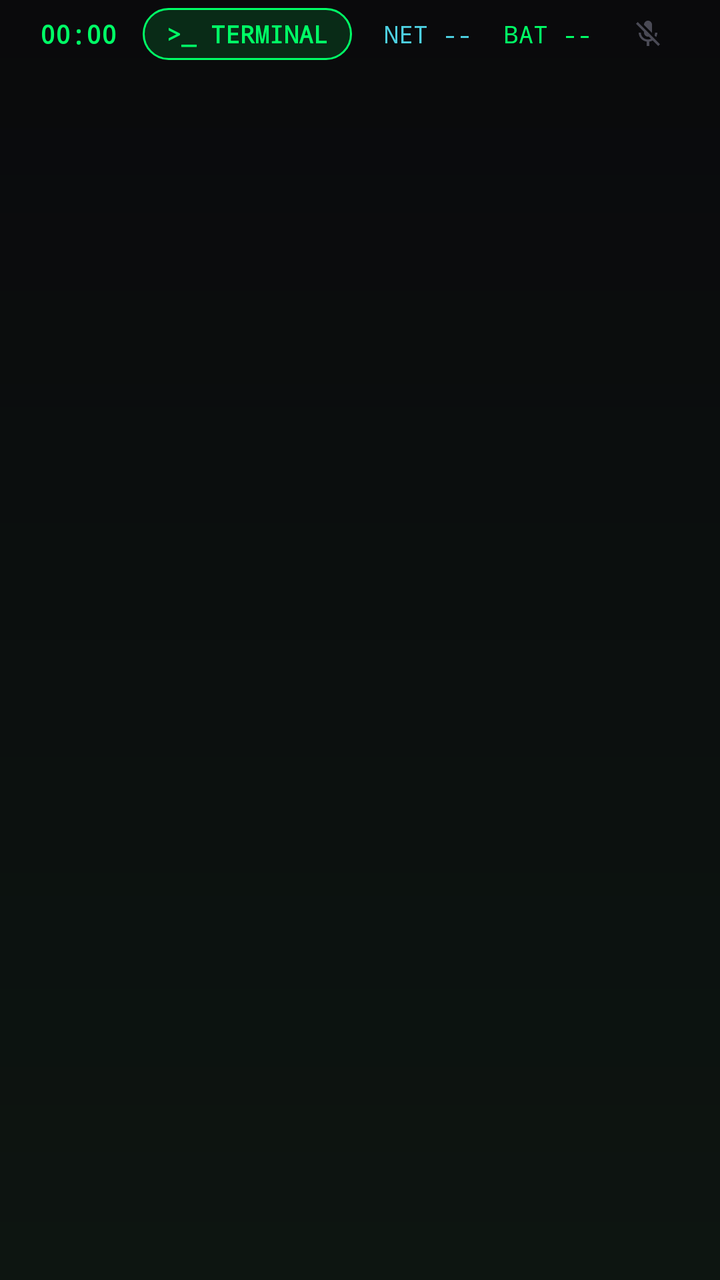
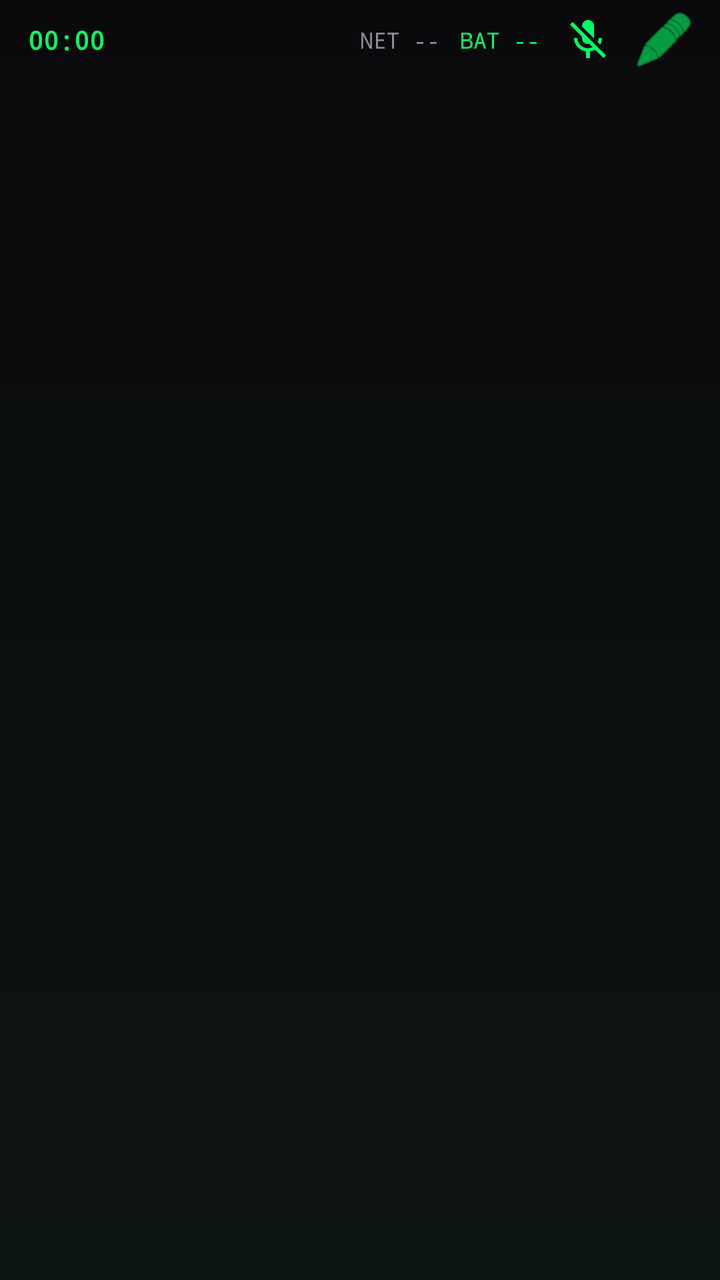

The first picture is an Android layout as it rendered before a commit; the second is the same layout after the commit. The layout source and the unified diff follow.
<!-- AndroidManifest.xml: application theme Theme.NexusCLI -->
<!-- res/layout/activity_main.xml -->
<?xml version="1.0" encoding="utf-8"?>
<FrameLayout xmlns:android="http://schemas.android.com/apk/res/android"
    xmlns:app="http://schemas.android.com/apk/res-auto"
    android:id="@+id/rootLayout"
    android:layout_width="match_parent"
    android:layout_height="match_parent"
    android:background="@drawable/bg_root_gradient">

    <LinearLayout
        android:layout_width="match_parent"
        android:layout_height="match_parent"
        android:orientation="vertical">

        <LinearLayout
            android:layout_width="match_parent"
            android:layout_height="34dp"
            android:gravity="center_vertical"
            android:orientation="horizontal"
            android:paddingHorizontal="20dp">

            <TextView
                android:id="@+id/statusClock"
                android:layout_width="wrap_content"
                android:layout_height="wrap_content"
                android:fontFamily="monospace"
                android:text="00:00"
                android:textColor="@color/nexus_green"
                android:textSize="13sp"
                android:textStyle="bold" />

            <Space
                android:layout_width="0dp"
                android:layout_height="0dp"
                android:layout_weight="1" />

            <TextView
                android:id="@+id/btnOpenTerminal"
                android:layout_width="wrap_content"
                android:layout_height="26dp"
                android:background="@drawable/bg_pill_green"
                android:clickable="true"
                android:focusable="true"
                android:fontFamily="monospace"
                android:gravity="center"
                android:paddingHorizontal="12dp"
                android:text="&gt;_ TERMINAL"
                android:textColor="@color/nexus_green"
                android:textSize="12sp"
                android:textStyle="bold" />

            <TextView
                android:id="@+id/statusNetwork"
                android:layout_width="wrap_content"
                android:layout_height="wrap_content"
                android:layout_marginStart="16dp"
                android:fontFamily="monospace"
                android:text="NET --"
                android:textColor="@color/nexus_cyan"
                android:textSize="12sp" />

            <TextView
                android:id="@+id/statusBattery"
                android:layout_width="wrap_content"
                android:layout_height="wrap_content"
                android:layout_marginStart="16dp"
                android:fontFamily="monospace"
                android:text="BAT --"
                android:textColor="@color/nexus_green"
                android:textSize="12sp" />

            <ImageButton
                android:id="@+id/btnMicToggle"
                android:layout_width="32dp"
                android:layout_height="32dp"
                android:layout_marginStart="12dp"
                android:background="?attr/selectableItemBackgroundBorderless"
                android:contentDescription="Mic Toggle"
                android:padding="8dp"
                android:scaleType="fitCenter"
                android:src="@drawable/ic_mic_off" />
        </LinearLayout>

        <androidx.viewpager2.widget.ViewPager2
            android:id="@+id/viewPager"
            android:layout_width="match_parent"
            android:layout_height="0dp"
            android:layout_weight="1" />

        <LinearLayout
            android:id="@+id/pageIndicator"
            android:layout_width="match_parent"
            android:layout_height="20dp"
            android:gravity="center"
            android:orientation="horizontal" />
    </LinearLayout>

    <com.google.android.material.card.MaterialCardView
        android:id="@+id/terminalPanel"
        style="@style/Widget.Nexus.GlassCard"
        android:layout_width="match_parent"
        android:layout_height="match_parent"
        android:layout_margin="16dp"
        android:visibility="gone"
        app:cardBackgroundColor="@color/terminal_fill"
        app:strokeColor="@color/nexus_green">

        
        <com.nexus.cli.MatrixRainView
            android:id="@+id/matrixRain"
            android:layout_width="match_parent"
            android:layout_height="match_parent"
            android:visibility="gone" />

        <LinearLayout
            android:layout_width="match_parent"
            android:layout_height="match_parent"
            android:orientation="vertical"
            android:padding="12dp">

            <LinearLayout
                android:layout_width="match_parent"
                android:layout_height="wrap_content"
                android:gravity="center_vertical"
                android:orientation="horizontal">

                <TextView
                    android:id="@+id/terminalTitle"
                    android:layout_width="0dp"
                    android:layout_height="wrap_content"
                    android:layout_weight="1"
                    android:fontFamily="monospace"
                    android:text="NEXUS TERMINAL v2.0"
                    android:textColor="@color/nexus_green"
                    android:textSize="13sp"
                    android:textStyle="bold" />

                <TextView
                    android:id="@+id/btnCloseTerminal"
                    android:layout_width="wrap_content"
                    android:layout_height="wrap_content"
                    android:clickable="true"
                    android:focusable="true"
                    android:fontFamily="monospace"
                    android:padding="6dp"
                    android:text="[X]"
                    android:textColor="@color/nexus_red"
                    android:textSize="14sp"
                    android:textStyle="bold" />
            </LinearLayout>

            <androidx.recyclerview.widget.RecyclerView
                android:id="@+id/terminalRecycler"
                android:layout_width="match_parent"
                android:layout_height="0dp"
                android:layout_marginVertical="6dp"
                android:layout_weight="1"
                android:overScrollMode="never" />

            <LinearLayout
                android:layout_width="match_parent"
                android:layout_height="wrap_content"
                android:gravity="center_vertical"
                android:orientation="horizontal">

                <TextView
                    android:id="@+id/terminalPrompt"
                    android:layout_width="wrap_content"
                    android:layout_height="wrap_content"
                    android:fontFamily="monospace"
                    android:text="nexus@launcher:~$ "
                    android:textColor="@color/nexus_green"
                    android:textSize="13sp"
                    android:textStyle="bold" />

                <EditText
                    android:id="@+id/terminalInput"
                    android:layout_width="0dp"
                    android:layout_height="wrap_content"
                    android:layout_weight="1"
                    android:background="@null"
                    android:fontFamily="monospace"
                    android:hint="ketik perintah..."
                    android:imeOptions="actionSend|flagNoExtractUi"
                    android:importantForAutofill="no"
                    android:inputType="text|textNoSuggestions"
                    android:maxLines="1"
                    android:minHeight="40dp"
                    android:textColor="@color/text_primary"
                    android:textColorHint="@color/text_secondary"
                    android:textSize="13sp" />
            </LinearLayout>
        </LinearLayout>
    </com.google.android.material.card.MaterialCardView>

</FrameLayout>
<!-- resources referenced by this layout -->
<resources>
  <color name="nexus_cyan">#4DD0E1</color>
  <color name="nexus_green">#00FF66</color>
  <color name="nexus_red">#FF4D4D</color>
  <color name="terminal_fill">#F2101014</color>
  <color name="text_primary">#F2F2F5</color>
  <color name="text_secondary">#8C8C96</color>
  <!-- drawable bg_pill_green (drawable) -->
  <?xml version="1.0" encoding="utf-8"?>
  <shape xmlns:android="http://schemas.android.com/apk/res/android"
      android:shape="rectangle">
      <solid android:color="@color/nexus_green_soft" />
      <stroke
          android:width="1dp"
          android:color="@color/nexus_green" />
      <corners android:radius="13dp" />
  </shape>
  <!-- drawable bg_root_gradient (drawable) -->
  <?xml version="1.0" encoding="utf-8"?>
  <shape xmlns:android="http://schemas.android.com/apk/res/android"
      android:shape="rectangle">
      <gradient
          android:angle="270"
          android:endColor="@color/nexus_bg_end"
          android:startColor="@color/nexus_bg" />
  </shape>
  <!-- drawable ic_mic_off (drawable) -->
  <?xml version="1.0" encoding="utf-8"?>
  <vector xmlns:android="http://schemas.android.com/apk/res/android"
      android:width="24dp"
      android:height="24dp"
      android:viewportWidth="24"
      android:viewportHeight="24">
      <path
          android:fillColor="#4A4A55"
          android:pathData="M19,11h-1.7c0,0.74 -0.16,1.43 -0.43,2.05l1.23,1.23c0.56,-0.98 0.9,-2.09 0.9,-3.28zM14.98,11.17c0,-0.06 0.02,-0.11 0.02,-0.17V5c0,-1.66 -1.34,-3 -3,-3S9,3.34 9,5v0.18l5.98,5.99zM4.27,3L3,4.27l6.01,6.01V11c0,1.66 1.33,3 2.99,3 0.22,0 0.44,-0.03 0.65,-0.08l1.66,1.66c-0.71,0.33 -1.5,0.52 -2.31,0.52 -2.76,0 -5.3,-2.1 -5.3,-5.1H5c0,3.41 2.72,6.23 6,6.72V21h2v-3.28c0.91,-0.13 1.77,-0.45 2.54,-0.9L19.73,21 21,19.73 4.27,3z" />
  </vector>
  <style name="Widget.Nexus.GlassCard" parent="Widget.Material3.CardView.Outlined">
          <item name="cardBackgroundColor">@color/glass_fill</item>
          <item name="cardCornerRadius">16dp</item>
          <item name="cardElevation">0dp</item>
          <item name="strokeColor">@color/glass_stroke</item>
          <item name="strokeWidth">1dp</item>
      </style>
  <style name="Theme.NexusCLI" parent="Theme.Material3.Dark.NoActionBar">
          <item name="colorPrimary">@color/nexus_green</item>
          <item name="colorOnPrimary">@color/nexus_bg</item>
          <item name="colorSecondary">@color/nexus_cyan</item>
          <item name="colorOnSecondary">@color/nexus_bg</item>
          <item name="colorSurface">@color/nexus_bg</item>
          <item name="colorOnSurface">@color/text_primary</item>
          <item name="android:colorBackground">@color/nexus_bg</item>
          <item name="android:windowBackground">@drawable/bg_root_gradient</item>
          <item name="android:statusBarColor">@android:color/transparent</item>
          <item name="android:navigationBarColor">@android:color/transparent</item>
      </style>
  <color name="nexus_green_soft">#2200FF66</color>
  <color name="nexus_bg_end">#0D1511</color>
  <color name="nexus_bg">#0A0A0C</color>
  <color name="glass_fill">#14FFFFFF</color>
  <color name="glass_stroke">#2EFFFFFF</color>
</resources>

<!-- the commit's change to res/layout/activity_main.xml (unified diff, before → after) -->
@@ -1,7 +1,6 @@
 <?xml version="1.0" encoding="utf-8"?>
 <FrameLayout xmlns:android="http://schemas.android.com/apk/res/android"
     xmlns:app="http://schemas.android.com/apk/res-auto"
-    android:id="@+id/rootLayout"
     android:layout_width="match_parent"
     android:layout_height="match_parent"
     android:background="@drawable/bg_root_gradient">
@@ -11,12 +10,14 @@
         android:layout_height="match_parent"
         android:orientation="vertical">
 
+        
         <LinearLayout
             android:layout_width="match_parent"
-            android:layout_height="34dp"
+            android:layout_height="wrap_content"
             android:gravity="center_vertical"
             android:orientation="horizontal"
-            android:paddingHorizontal="20dp">
+            android:paddingHorizontal="14dp"
+            android:paddingVertical="6dp">
 
             <TextView
                 android:id="@+id/statusClock"
@@ -34,50 +35,43 @@
                 android:layout_weight="1" />
 
             <TextView
-                android:id="@+id/btnOpenTerminal"
-                android:layout_width="wrap_content"
-                android:layout_height="26dp"
-                android:background="@drawable/bg_pill_green"
-                android:clickable="true"
-                android:focusable="true"
-                android:fontFamily="monospace"
-                android:gravity="center"
-                android:paddingHorizontal="12dp"
-                android:text="&gt;_ TERMINAL"
-                android:textColor="@color/nexus_green"
-                android:textSize="12sp"
-                android:textStyle="bold" />
-
-            <TextView
                 android:id="@+id/statusNetwork"
                 android:layout_width="wrap_content"
                 android:layout_height="wrap_content"
-                android:layout_marginStart="16dp"
+                android:layout_marginEnd="10dp"
                 android:fontFamily="monospace"
                 android:text="NET --"
-                android:textColor="@color/nexus_cyan"
-                android:textSize="12sp" />
+                android:textColor="@color/text_secondary"
+                android:textSize="11sp" />
 
             <TextView
                 android:id="@+id/statusBattery"
                 android:layout_width="wrap_content"
                 android:layout_height="wrap_content"
-                android:layout_marginStart="16dp"
+                android:layout_marginEnd="10dp"
                 android:fontFamily="monospace"
                 android:text="BAT --"
                 android:textColor="@color/nexus_green"
-                android:textSize="12sp" />
+                android:textSize="11sp" />
 
             <ImageButton
                 android:id="@+id/btnMicToggle"
-                android:layout_width="32dp"
-                android:layout_height="32dp"
-                android:layout_marginStart="12dp"
+                android:layout_width="28dp"
+                android:layout_height="28dp"
                 android:background="?attr/selectableItemBackgroundBorderless"
-                android:contentDescription="Mic Toggle"
-                android:padding="8dp"
-                android:scaleType="fitCenter"
-                android:src="@drawable/ic_mic_off" />
+                android:contentDescription="Mic"
+                android:src="@drawable/ic_mic_off"
+                app:tint="@color/nexus_green" />
+
+            <ImageButton
+                android:id="@+id/btnOpenTerminal"
+                android:layout_width="28dp"
+                android:layout_height="28dp"
+                android:layout_marginStart="10dp"
+                android:background="?attr/selectableItemBackgroundBorderless"
+                android:contentDescription="Terminal"
+                android:src="@android:drawable/ic_menu_edit"
+                app:tint="@color/nexus_green" />
         </LinearLayout>
 
         <androidx.viewpager2.widget.ViewPager2
@@ -88,108 +82,95 @@
 
         <LinearLayout
             android:id="@+id/pageIndicator"
-            android:layout_width="match_parent"
-            android:layout_height="20dp"
-            android:gravity="center"
+            android:layout_width="wrap_content"
+            android:layout_height="wrap_content"
+            android:layout_gravity="center_horizontal"
+            android:layout_marginBottom="8dp"
             android:orientation="horizontal" />
     </LinearLayout>
 
-    <com.google.android.material.card.MaterialCardView
-        android:id="@+id/terminalPanel"
-        style="@style/Widget.Nexus.GlassCard"
+    
+    <com.nexus.cli.MatrixRainView
+        android:id="@+id/matrixRain"
         android:layout_width="match_parent"
         android:layout_height="match_parent"
-        android:layout_margin="16dp"
-        android:visibility="gone"
-        app:cardBackgroundColor="@color/terminal_fill"
-        app:strokeColor="@color/nexus_green">
+        android:visibility="gone" />
 
-        
-        <com.nexus.cli.MatrixRainView
-            android:id="@+id/matrixRain"
-            android:layout_width="match_parent"
-            android:layout_height="match_parent"
-            android:visibility="gone" />
+    
+    <LinearLayout
+        android:id="@+id/terminalPanel"
+        android:layout_width="match_parent"
+        android:layout_height="match_parent"
+        android:background="#F2101014"
+        android:orientation="vertical"
+        android:padding="10dp"
+        android:visibility="gone">
 
         <LinearLayout
             android:layout_width="match_parent"
-            android:layout_height="match_parent"
-            android:orientation="vertical"
-            android:padding="12dp">
+            android:layout_height="wrap_content"
+            android:gravity="center_vertical"
+            android:orientation="horizontal">
 
-            <LinearLayout
-                android:layout_width="match_parent"
+            <TextView
+                android:layout_width="0dp"
                 android:layout_height="wrap_content"
-                android:gravity="center_vertical"
-                android:orientation="horizontal">
+                android:layout_weight="1"
+                android:fontFamily="monospace"
+                android:text="TERMINAL"
+                android:textColor="@color/nexus_green"
+                android:textSize="12sp"
+                android:textStyle="bold" />
 
-                <TextView
-                    android:id="@+id/terminalTitle"
-                    android:layout_width="0dp"
-                    android:layout_height="wrap_content"
-                    android:layout_weight="1"
-                    android:fontFamily="monospace"
-                    android:text="NEXUS TERMINAL v2.0"
-                    android:textColor="@color/nexus_green"
-                    android:textSize="13sp"
-                    android:textStyle="bold" />
+            <ImageButton
+                android:id="@+id/btnCloseTerminal"
+                android:layout_width="30dp"
+                android:layout_height="30dp"
+                android:background="?attr/selectableItemBackgroundBorderless"
+                android:contentDescription="Tutup"
+                android:src="@android:drawable/ic_menu_close_clear_cancel"
+                app:tint="@color/nexus_green" />
+        </LinearLayout>
 
-                <TextView
-                    android:id="@+id/btnCloseTerminal"
-                    android:layout_width="wrap_content"
-                    android:layout_height="wrap_content"
-                    android:clickable="true"
-                    android:focusable="true"
-                    android:fontFamily="monospace"
-                    android:padding="6dp"
-                    android:text="[X]"
-                    android:textColor="@color/nexus_red"
-                    android:textSize="14sp"
-                    android:textStyle="bold" />
-            </LinearLayout>
+        <androidx.recyclerview.widget.RecyclerView
+            android:id="@+id/terminalRecycler"
+            android:layout_width="match_parent"
+            android:layout_height="0dp"
+            android:layout_marginTop="6dp"
+            android:layout_weight="1"
+            android:overScrollMode="never" />
 
-            <androidx.recyclerview.widget.RecyclerView
-                android:id="@+id/terminalRecycler"
-                android:layout_width="match_parent"
-                android:layout_height="0dp"
-                android:layout_marginVertical="6dp"
+        <LinearLayout
+            android:layout_width="match_parent"
+            android:layout_height="wrap_content"
+            android:layout_marginTop="6dp"
+            android:gravity="center_vertical"
+            android:orientation="horizontal">
+
+            <TextView
+                android:id="@+id/terminalPrompt"
+                android:layout_width="wrap_content"
+                android:layout_height="wrap_content"
+                android:fontFamily="monospace"
+                android:text="nexus>"
+                android:textColor="@color/nexus_green"
+                android:textSize="13sp" />
+
+            <EditText
+                android:id="@+id/terminalInput"
+                android:layout_width="0dp"
+                android:layout_height="wrap_content"
+                android:layout_marginStart="6dp"
                 android:layout_weight="1"
-                android:overScrollMode="never" />
-
-            <LinearLayout
-                android:layout_width="match_parent"
-                android:layout_height="wrap_content"
-                android:gravity="center_vertical"
-                android:orientation="horizontal">
-
-                <TextView
-                    android:id="@+id/terminalPrompt"
-                    android:layout_width="wrap_content"
-                    android:layout_height="wrap_content"
-                    android:fontFamily="monospace"
-                    android:text="nexus@launcher:~$ "
-                    android:textColor="@color/nexus_green"
-                    android:textSize="13sp"
-                    android:textStyle="bold" />
-
-                <EditText
-                    android:id="@+id/terminalInput"
-                    android:layout_width="0dp"
-                    android:layout_height="wrap_content"
-                    android:layout_weight="1"
-                    android:background="@null"
-                    android:fontFamily="monospace"
-                    android:hint="ketik perintah..."
-                    android:imeOptions="actionSend|flagNoExtractUi"
-                    android:importantForAutofill="no"
-                    android:inputType="text|textNoSuggestions"
-                    android:maxLines="1"
-                    android:minHeight="40dp"
-                    android:textColor="@color/text_primary"
-                    android:textColorHint="@color/text_secondary"
-                    android:textSize="13sp" />
-            </LinearLayout>
+                android:background="@android:color/transparent"
+                android:fontFamily="monospace"
+                android:hint="ketik perintah..."
+                android:imeOptions="actionSend"
+                android:inputType="text"
+                android:singleLine="true"
+                android:textColor="@color/text_primary"
+                android:textColorHint="@color/text_secondary"
+                android:textSize="13sp" />
         </LinearLayout>
-    </com.google.android.material.card.MaterialCardView>
-
+    </LinearLayout>
 </FrameLayout>
<!-- resource entries referenced after the edit -->
@@ -2,20 +2,8 @@
 <resources>
   <color name="nexus_cyan">#4DD0E1</color>
   <color name="nexus_green">#00FF66</color>
-  <color name="nexus_red">#FF4D4D</color>
-  <color name="terminal_fill">#F2101014</color>
   <color name="text_primary">#F2F2F5</color>
   <color name="text_secondary">#8C8C96</color>
-  <!-- drawable bg_pill_green (drawable) -->
-  <?xml version="1.0" encoding="utf-8"?>
-  <shape xmlns:android="http://schemas.android.com/apk/res/android"
-      android:shape="rectangle">
-      <solid android:color="@color/nexus_green_soft" />
-      <stroke
-          android:width="1dp"
-          android:color="@color/nexus_green" />
-      <corners android:radius="13dp" />
-  </shape>
   <!-- drawable bg_root_gradient (drawable) -->
   <?xml version="1.0" encoding="utf-8"?>
   <shape xmlns:android="http://schemas.android.com/apk/res/android"
@@ -36,13 +24,6 @@
           android:fillColor="#4A4A55"
           android:pathData="M19,11h-1.7c0,0.74 -0.16,1.43 -0.43,2.05l1.23,1.23c0.56,-0.98 0.9,-2.09 0.9,-3.28zM14.98,11.17c0,-0.06 0.02,-0.11 0.02,-0.17V5c0,-1.66 -1.34,-3 -3,-3S9,3.34 9,5v0.18l5.98,5.99zM4.27,3L3,4.27l6.01,6.01V11c0,1.66 1.33,3 2.99,3 0.22,0 0.44,-0.03 0.65,-0.08l1.66,1.66c-0.71,0.33 -1.5,0.52 -2.31,0.52 -2.76,0 -5.3,-2.1 -5.3,-5.1H5c0,3.41 2.72,6.23 6,6.72V21h2v-3.28c0.91,-0.13 1.77,-0.45 2.54,-0.9L19.73,21 21,19.73 4.27,3z" />
   </vector>
-  <style name="Widget.Nexus.GlassCard" parent="Widget.Material3.CardView.Outlined">
-          <item name="cardBackgroundColor">@color/glass_fill</item>
-          <item name="cardCornerRadius">16dp</item>
-          <item name="cardElevation">0dp</item>
-          <item name="strokeColor">@color/glass_stroke</item>
-          <item name="strokeWidth">1dp</item>
-      </style>
   <style name="Theme.NexusCLI" parent="Theme.Material3.Dark.NoActionBar">
           <item name="colorPrimary">@color/nexus_green</item>
           <item name="colorOnPrimary">@color/nexus_bg</item>
@@ -55,10 +36,7 @@
           <item name="android:statusBarColor">@android:color/transparent</item>
           <item name="android:navigationBarColor">@android:color/transparent</item>
       </style>
-  <color name="nexus_green_soft">#2200FF66</color>
   <color name="nexus_bg_end">#0D1511</color>
   <color name="nexus_bg">#0A0A0C</color>
-  <color name="glass_fill">#14FFFFFF</color>
-  <color name="glass_stroke">#2EFFFFFF</color>
 </resources>
 
